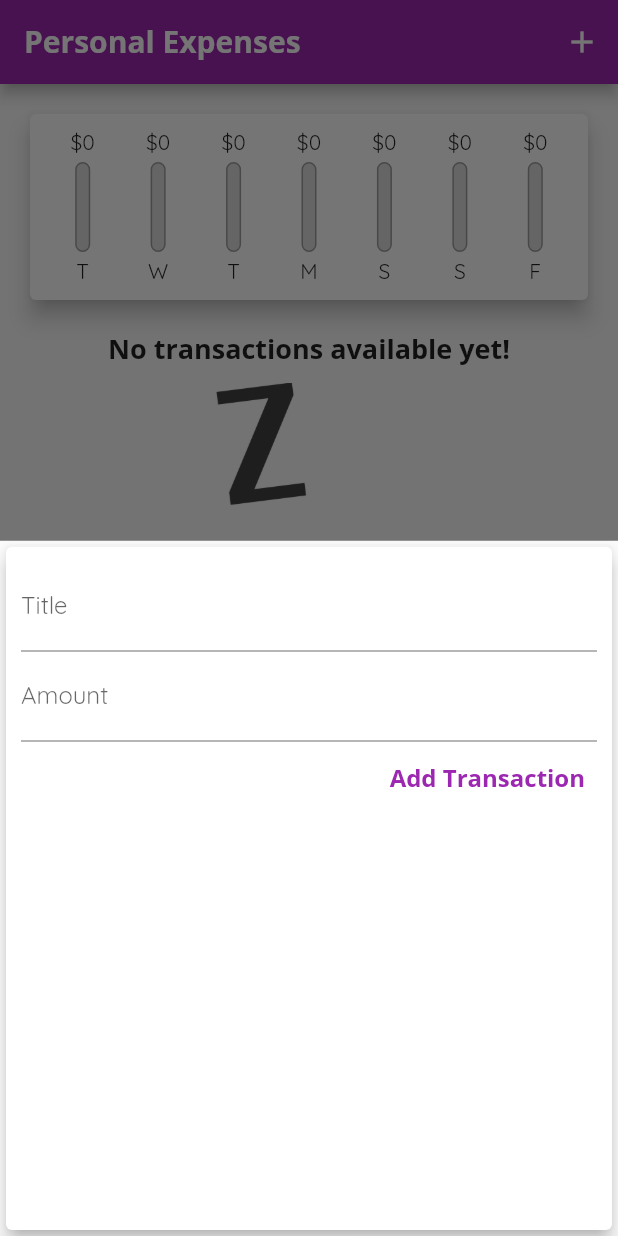
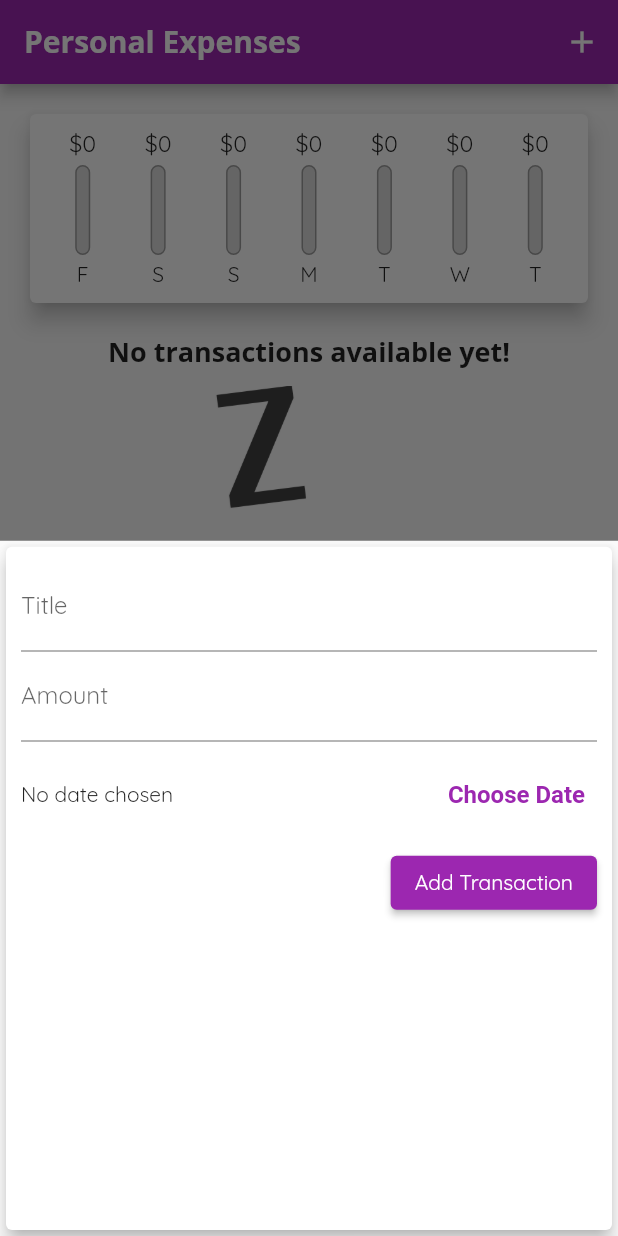
Before and after one commit to Geo1619/expenses_planner, a Flutter app: the screen it shows after launch, after a tap on the "add" icon, on a phone screen of 412 x 824 dp. Run offline on Flutter 3.47's test engine with Material 2 defaults, Android fonts, the phone set to English and light mode, and no system bars.

Commit message:
Finished app

```diff
--- a/lib/main.dart
+++ b/lib/main.dart
@@ -28,6 +28,7 @@ class MyApp extends StatelessWidget {
             fontSize: 18,
             fontWeight: FontWeight.bold,
           ),
+          button: TextStyle(color: Colors.white),
         ),
         appBarTheme: const AppBarTheme(
           titleTextStyle: TextStyle(
@@ -39,9 +40,8 @@ class MyApp extends StatelessWidget {
         textButtonTheme: TextButtonThemeData(
           style: TextButton.styleFrom(
             textStyle: const TextStyle(
-              fontFamily: 'OpenSans',
               fontSize: 16,
-              fontWeight: FontWeight.bold,
+              fontWeight: FontWeight.w600,
             ),
           ),
         ),
@@ -81,12 +81,13 @@ class _MyHomePageState extends State<MyHomePage> {
         .toList();
   }
 
-  void _addNewTransaction(String txTitle, double txAmount) {
+  void _addNewTransaction(
+      String txTitle, double txAmount, DateTime chosenDate) {
     final newTx = Transaction(
       id: DateTime.now().toString(),
       title: txTitle,
       amount: txAmount,
-      date: DateTime.now(),
+      date: chosenDate,
     );
     setState(() {
       _userTransactions.add(newTx);
@@ -99,6 +100,12 @@ class _MyHomePageState extends State<MyHomePage> {
         builder: (_) {
           return NewTransaction(addTx: _addNewTransaction);
         });
+  }
+
+  void _deleteTransaction(String id) {
+    setState(() {
+      _userTransactions.removeWhere((element) => element.id == id);
+    });
   }
 
   @override
@@ -119,7 +126,8 @@ class _MyHomePageState extends State<MyHomePage> {
           crossAxisAlignment: CrossAxisAlignment.stretch,
           children: <Widget>[
             Chart(recentTransactions: _recentTransactions),
-            TransactionList(transactions: _userTransactions),
+            TransactionList(
+                transactions: _userTransactions, deleteTx: _deleteTransaction),
           ],
         ),
       ),
--- a/lib/widgets/chart.dart
+++ b/lib/widgets/chart.dart
@@ -30,7 +30,7 @@ class Chart extends StatelessWidget {
         'day': DateFormat.E().format(weekDay).substring(0, 1),
         'amount': totalSum
       };
-    });
+    }).reversed.toList();
   }
 
   double get totalSpending {
--- a/lib/widgets/chart_bar.dart
+++ b/lib/widgets/chart_bar.dart
@@ -16,16 +16,20 @@ class ChartBar extends StatelessWidget {
   Widget build(BuildContext context) {
     return Column(
       children: <Widget>[
-        FittedBox(
-          child: Text('\$${spendingAmount.toStringAsFixed(0)}'),
+        SizedBox(
+          height: 20,
+          child: FittedBox(
+            child: Text('\$${spendingAmount.toStringAsFixed(0)}'),
+          ),
         ),
         const SizedBox(
           height: 4,
         ),
-        Container(
+        SizedBox(
           height: 60,
           width: 10,
           child: Stack(
+            alignment: AlignmentDirectional.bottomCenter,
             children: <Widget>[
               Container(
                 decoration: BoxDecoration(
--- a/lib/widgets/new_transasction.dart
+++ b/lib/widgets/new_transasction.dart
@@ -1,4 +1,5 @@
 import 'package:flutter/material.dart';
+import 'package:intl/intl.dart';
 
 class NewTransaction extends StatefulWidget {
   final Function addTx;
@@ -11,21 +12,32 @@ class NewTransaction extends StatefulWidget {
 
 class _NewTransactionState extends State<NewTransaction> {
   final titleController = TextEditingController();
+  final amountController = TextEditingController();
+  DateTime? _selectedDate;
 
-  final amountController = TextEditingController();
-
-  void submitData() {
+  void _submitData() {
     final String enteredTitle = titleController.text;
     final double enteredAmount = double.parse(amountController.text);
     if (enteredTitle.isEmpty || enteredAmount <= 0) {
       return;
     }
 
-    widget.addTx(
-      enteredTitle,
-      enteredAmount,
-    );
+    widget.addTx(enteredTitle, enteredAmount, _selectedDate);
     Navigator.of(context).pop();
+  }
+
+  void _presentDatePicker() {
+    showDatePicker(
+      context: context,
+      initialDate: DateTime.now(),
+      firstDate: DateTime(2022),
+      lastDate: DateTime.now(),
+    ).then((pickedDate) {
+      if (pickedDate == null) return;
+      setState(() {
+        _selectedDate = pickedDate;
+      });
+    });
   }
 
   @override
@@ -40,18 +52,33 @@ class _NewTransactionState extends State<NewTransaction> {
             TextField(
               decoration: const InputDecoration(labelText: 'Title'),
               controller: titleController,
-              onSubmitted: (_) => submitData(),
+              onSubmitted: (_) => _submitData(),
             ),
             TextField(
               decoration: const InputDecoration(labelText: 'Amount'),
               controller: amountController,
               keyboardType: TextInputType.number,
-              onSubmitted: (_) => submitData(),
+              onSubmitted: (_) => _submitData(),
             ),
-            TextButton(
+            SizedBox(
+              height: 70,
+              child: Row(
+                children: <Widget>[
+                  Expanded(
+                    child: Text(_selectedDate == null
+                        ? 'No date chosen'
+                        : 'Picked date: ${DateFormat.yMd().format(_selectedDate!)}'),
+                  ),
+                  TextButton(
+                    onPressed: _presentDatePicker,
+                    child: const Text('Choose Date'),
+                  ),
+                ],
+              ),
+            ),
+            ElevatedButton(
               child: const Text('Add Transaction'),
-              onPressed: submitData,
-              style: Theme.of(context).textButtonTheme.style,
+              onPressed: _submitData,
             ),
           ],
         ),
--- a/lib/widgets/transaction_list.dart
+++ b/lib/widgets/transaction_list.dart
@@ -5,7 +5,9 @@ import '../models/transaction.dart';
 
 class TransactionList extends StatelessWidget {
   final List<Transaction> transactions;
-  const TransactionList({Key? key, required this.transactions})
+  final void Function(String id) deleteTx;
+  const TransactionList(
+      {Key? key, required this.transactions, required this.deleteTx})
       : super(key: key);
 
   @override
@@ -53,7 +55,13 @@ class TransactionList extends StatelessWidget {
                     ),
                     subtitle: Text(
                       DateFormat.yMMMd().format(transactions[index].date),
-                      )),
+                    ),
+                    trailing: IconButton(
+                      icon: const Icon(Icons.delete),
+                      color: Theme.of(context).errorColor,
+                      onPressed: () => deleteTx(transactions[index].id),
+                    ),
+                  ),
                   // child: Row(
                   //   children: [
                   //     Container(
```
Lines whose indentation alone changed are shown as unchanged.
